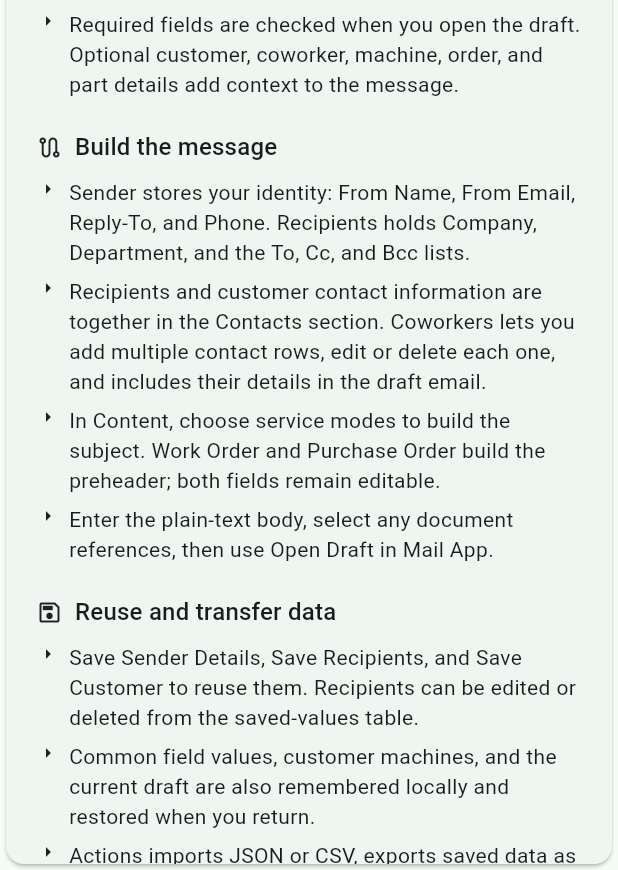
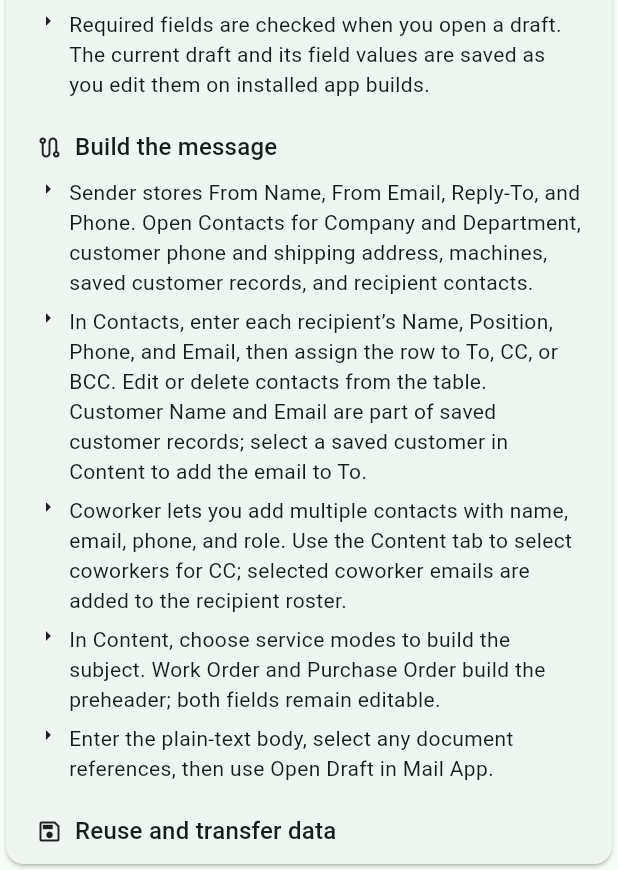
Before and after one commit to StefanRonnkvist/emailkick, a Flutter app: the HelpAnalysisCard widget shown alone on an empty page, opened directly, on a phone screen of 412 x 824 dp, the part 366-1236 px from its top. Run offline on Flutter 3.47's test engine with Material 3 defaults, Android fonts, the light colour scheme and no system bars; our stand-ins replace file_picker, hive_flutter, package_info_plus, share_plus; missing offline and left inert: android_intent_plus; accounts and stored records are empty.

Commit message:
Refresh app docs and store descriptions

```diff
--- a/lib/features/email_composer/presentation/email_composer_page.dart
+++ b/lib/features/email_composer/presentation/email_composer_page.dart
@@ -39,15 +39,16 @@ class HelpAnalysisCard extends StatelessWidget {
         icon: Icons.flag_outlined,
         items: <String>[
           'On first use, EmailKick opens Help. Begin in Sender and move through the sections in order; your current draft is restored when you return.',
-          'Required fields are checked when you open the draft. Optional customer, coworker, machine, order, and part details add context to the message.',
+          'Required fields are checked when you open a draft. The current draft and its field values are saved as you edit them on installed app builds.',
         ],
       ),
       _HelpSection(
         title: 'Build the message',
         icon: Icons.route_outlined,
         items: <String>[
-          'Sender stores your identity: From Name, From Email, Reply-To, and Phone. Recipients holds Company, Department, and the To, Cc, and Bcc lists.',
-          'Recipients and customer contact information are together in the Contacts section. Coworkers lets you add multiple contact rows, edit or delete each one, and includes their details in the draft email.',
+          'Sender stores From Name, From Email, Reply-To, and Phone. Open Contacts for Company and Department, customer phone and shipping address, machines, saved customer records, and recipient contacts.',
+          'In Contacts, enter each recipient’s Name, Position, Phone, and Email, then assign the row to To, CC, or BCC. Edit or delete contacts from the table. Customer Name and Email are part of saved customer records; select a saved customer in Content to add the email to To.',
+          'Coworker lets you add multiple contacts with name, email, phone, and role. Use the Content tab to select coworkers for CC; selected coworker emails are added to the recipient roster.',
           'In Content, choose service modes to build the subject. Work Order and Purchase Order build the preheader; both fields remain editable.',
           'Enter the plain-text body, select any document references, then use Open Draft in Mail App.',
         ],
@@ -56,8 +57,8 @@ class HelpAnalysisCard extends StatelessWidget {
         title: 'Reuse and transfer data',
         icon: Icons.save_outlined,
         items: <String>[
-          'Save Sender Details, Save Recipients, and Save Customer to reuse them. Recipients can be edited or deleted from the saved-values table.',
-          'Common field values, customer machines, and the current draft are also remembered locally and restored when you return.',
+          'Use Save Sender Details, Save Recipients, and Save Customer to reuse profiles. Saved recipient profiles can be edited or deleted from their table; recipient contact rows can also be individually edited or deleted.',
+          'On installed app builds, the current draft, contact rows, coworker and machine entries, selections, and typed field values save as you edit and restore when you return. Saved profiles and common dropdown values are also stored locally.',
           'Actions imports JSON or CSV, exports saved data as JSON or CSV, and creates CSV templates for preparing bulk data.',
           'Exports normally go to Downloads and fall back to app documents when needed. Actions shows the current path and can open or copy it.',
         ],
@@ -66,9 +67,9 @@ class HelpAnalysisCard extends StatelessWidget {
         title: 'Review and send',
         icon: Icons.attach_file_outlined,
         items: <String>[
-          'Open Draft in Mail App checks required fields, including at least one To recipient, then launches a mailto draft in your default mail app.',
+          'Open Draft in Mail App checks required fields, including at least one To recipient and valid email addresses, then opens a mailto draft in your default mail app.',
           'EmailKick opens a prepared draft; it never sends the email automatically.',
-          'Selected documents appear as file references in the message. Attach the actual files in your mail app before sending.',
+          'Selected documents appear as file references in the message, not as attached files. Attach the actual files in your mail app before sending.',
           'Review recipients, subject, body, and attachments in the mail app before you send.',
         ],
       ),
@@ -77,7 +78,7 @@ class HelpAnalysisCard extends StatelessWidget {
         icon: Icons.info_outline,
         items: <String>[
           'Actions > Delete DB Tables immediately clears the draft, profiles, remembered values, and customer machine records. Export a backup first if you need the data.',
-          'Web builds keep data only for the current browser session; persistent database features are available in installed app builds.',
+          'Web/PWA builds show a database notice: database functions are unavailable, and entered data is temporary for the current browser session only. Use an installed app build for persistent local data.',
           'Information contains import and export tips, an Open Contact Form button, and the support submissions received for this app.',
         ],
       ),
--- a/store_listing/long_description.txt
+++ b/store_listing/long_description.txt
@@ -1,10 +1,10 @@
 EmailKick helps service and support teams prepare clear customer email drafts without rebuilding the same job context for every request.
 
-Move through a guided composer for sender details, To/Cc/Bcc recipients, customers, coworkers, machines, work and purchase orders, parts, and message content. Choose service modes to create an editable subject, while order numbers create an editable inbox preheader. When you are ready, EmailKick opens the prepared draft in your default mail app.
+Move through a guided composer with Sender, Contacts, Coworker, Content, Actions, Information, and Help sections. Contacts combines company and department details, a recipient roster, and customer phone, shipping address, and machine records. Add each recipient's name, position, phone, and email, then assign them to To, CC, or BCC. Add multiple coworkers and choose which ones to CC from Content. Choose service modes to create an editable subject, while order numbers create an editable inbox preheader. When you are ready, EmailKick opens the prepared draft in your default mail app.
 
 REUSE THE DETAILS THAT MATTER
 
-Save sender profiles for your name, email, reply-to, and phone number. Save recipient profiles with company and department. Save customer profiles with their contact details, shipping address, and machine records, including machine names, numbers, model names, and serial numbers. EmailKick remembers common field values and restores your current draft from local storage.
+Save sender profiles for your name, email, reply-to, and phone number. Save recipient profiles with company, department, and individual contact rows. Assign each individual to one recipient field—To, CC, or BCC—and edit or delete rows as needed. Save customer records with phone, shipping address, and machine records, including machine names, numbers, model names, and serial numbers. Add multiple coworker records with name, email, phone, and role. EmailKick automatically saves and restores the current draft and its contacts, selections, and field values on installed app builds.
 
 MOVE DATA IN AND OUT
 
@@ -19,12 +19,14 @@ Selected documents are added to the draft as file references. Attach the actual
 KEY FEATURES
 
 • Guided service-email workflow
-• Reusable sender, recipient, customer, and machine records
-• Customer machine records with model and serial details
-• Coworker contact details for the message context
-• To, Cc, and Bcc recipient support with email validation
+• Reusable sender and recipient profiles, customer records, and machine records
+• Recipient contact rows with name, position, phone, and email; assign each row to To, CC, or BCC
+• Multiple editable coworkers, selectable for CC from the Content section
+• Customer phone, shipping address, and associated machine records
+• To, CC, and BCC email validation before opening a draft
 • Editable generated subjects and preheaders
-• Local draft restoration and remembered field values
+• Automatic local draft saving and restoration on installed app builds
+• Web/PWA data is temporary for the current browser session; database persistence is unavailable
 • JSON and CSV import and export
 • Reusable CSV templates
 • Responsive layouts for phone, tablet, and desktop screens
--- a/store_listing/short_description.txt
+++ b/store_listing/short_description.txt
@@ -1 +1 @@
-Build service email drafts faster with reusable profiles and job details.
+Create service email drafts with saved contacts, coworker CC and job details.
```
Also changed, not shown: 1 other file.
